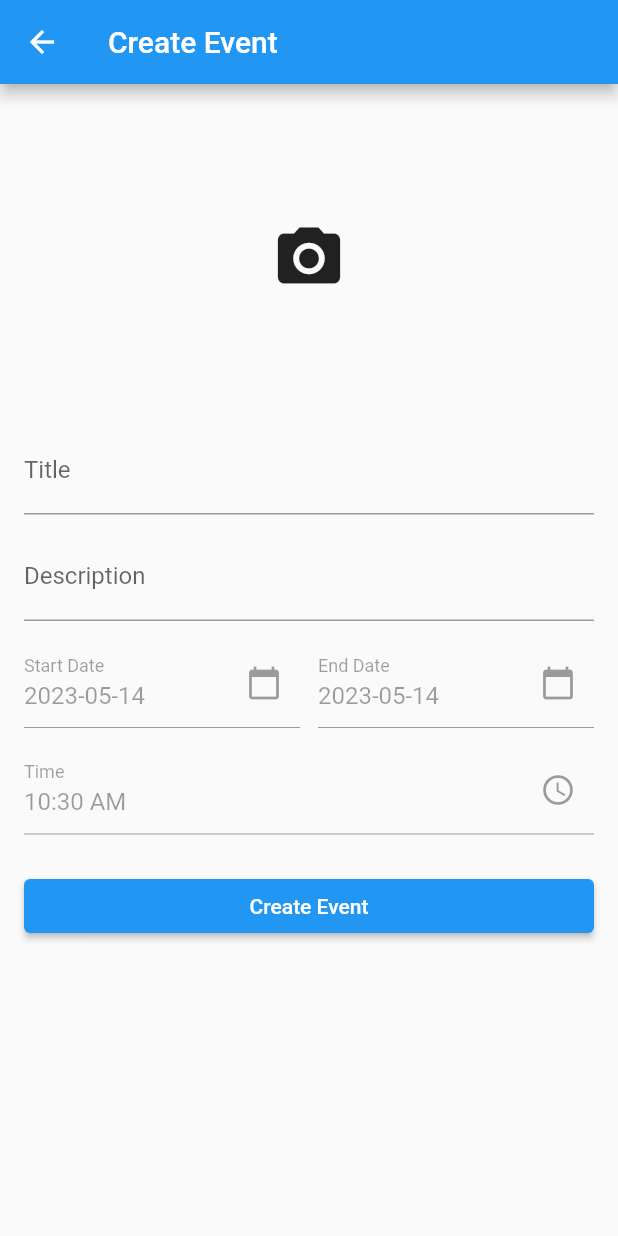
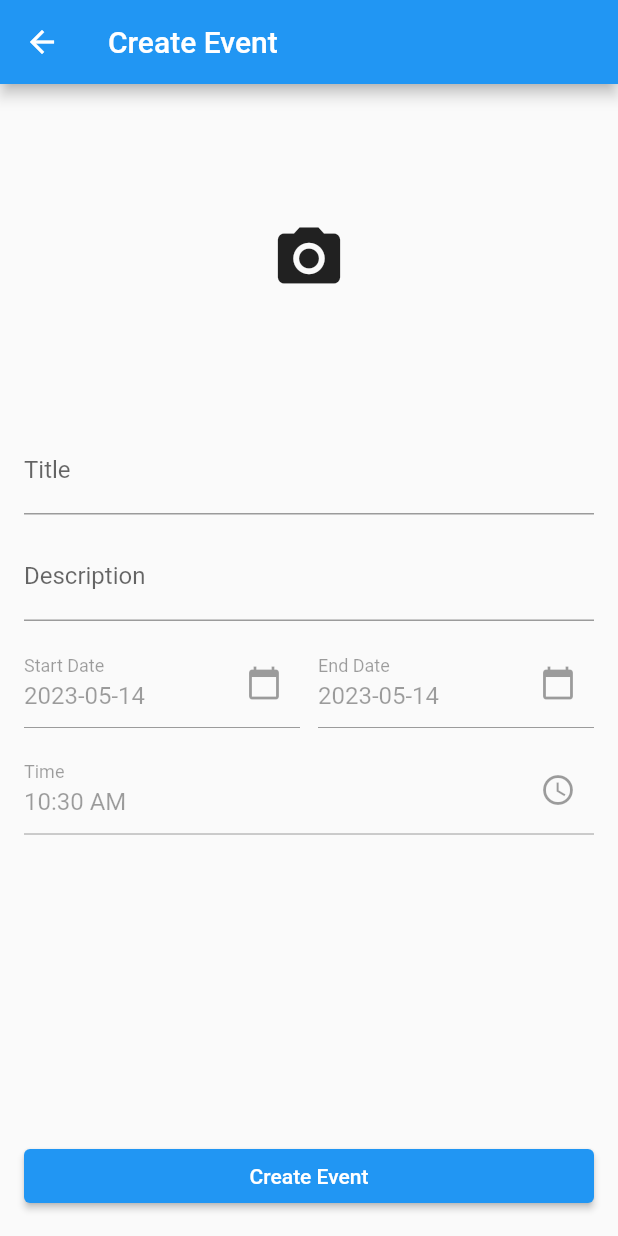
Before and after one commit to alexandrutm/EventManager, a Flutter app: the CreateEventPage screen opened directly, on a phone screen of 412 x 824 dp. Run offline on Flutter 3.47's test engine with Material 2 defaults, Android fonts, the phone set to English and light mode, and no system bars; our stand-ins replace cloud_firestore, firebase_auth, firebase_core, firebase_storage, flutter_settings_screens, flutter_svg and 5 more; accounts and stored records are empty; project files that could hold a hidden picture were left out.

Commit message:
layout changed

```diff
--- a/eventmanager/lib/pages/create_event_page.dart
+++ b/eventmanager/lib/pages/create_event_page.dart
@@ -167,10 +167,13 @@ class _CreateEventPageState extends State<CreateEventPage> {
       appBar: AppBar(
         title: const Text('Create Event'),
       ),
-      body: SingleChildScrollView(
+      body: Column(
+        crossAxisAlignment: CrossAxisAlignment.stretch,
+        children: [
+          Expanded(
+            child: SingleChildScrollView(
               padding: const EdgeInsets.all(16.0),
               child: Column(
-          crossAxisAlignment: CrossAxisAlignment.stretch,
                 children: [
                   GestureDetector(
                     onTap: () => _selectImage(context),
@@ -201,6 +204,7 @@ class _CreateEventPageState extends State<CreateEventPage> {
                     decoration: const InputDecoration(
                       labelText: 'Description',
                     ),
+                    maxLines: null,
                   ),
                   const SizedBox(height: 12.0),
                   GestureDetector(
@@ -249,13 +253,18 @@ class _CreateEventPageState extends State<CreateEventPage> {
                       ),
                     ),
                   ),
-            const SizedBox(height: 24.0),
-            ElevatedButton(
+                ],
+              ),
+            ),
+          ),
+          Padding(
+            padding: const EdgeInsets.all(16.0),
+            child: ElevatedButton(
               onPressed: _createEvent,
               child: const Text('Create Event'),
             ),
+          ),
         ],
-        ),
       ),
     );
   }
```
Lines whose indentation alone changed are shown as unchanged.
